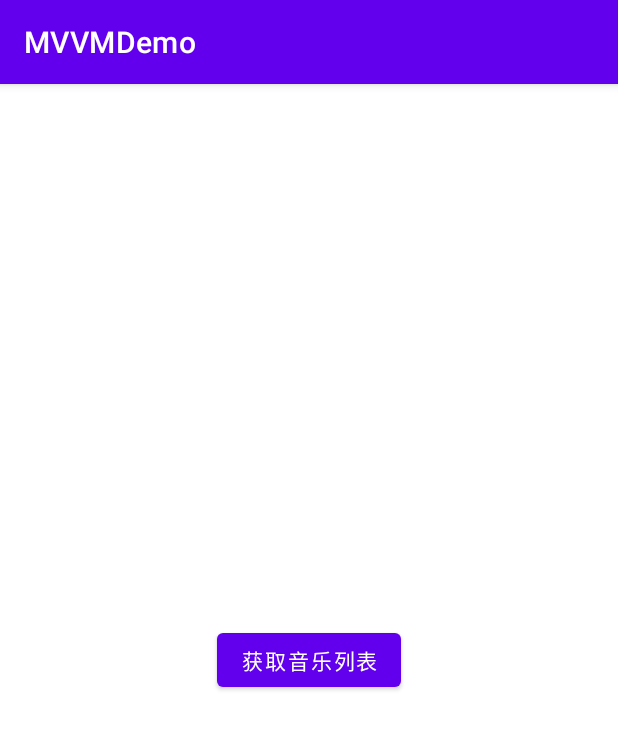
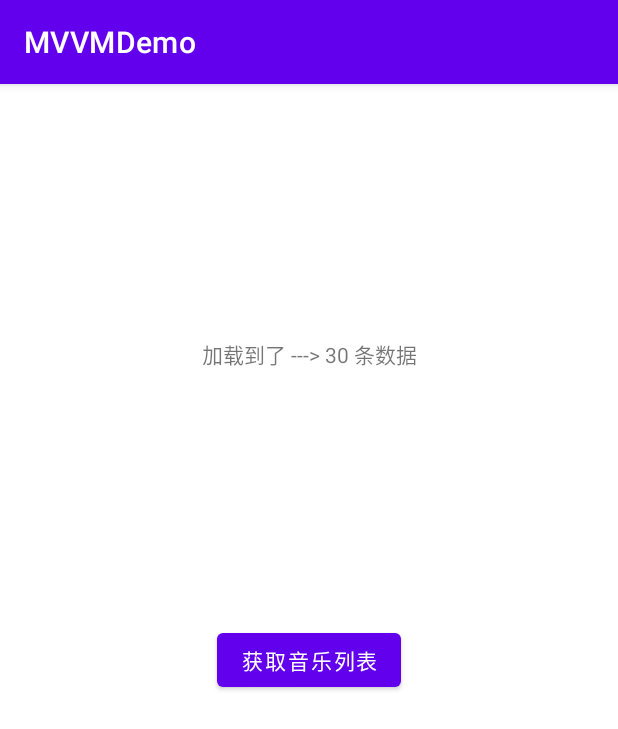
Before and after one commit to lsCoding666/MVVMDemo_sunofbeaches, an Android app: the screen it shows after launch (MusicsActivity), after a tap on "获取音乐列表", on a phone screen of 412 x 824 dp. Shown: the top 729 px of the screen. Run offline under Robolectric (Android 15) with nearby library versions, the phone set to English and light mode, and no system bars.

Commit message:
feat(MusicActivity):更新到第12节课,确保更新通知是在主线程分发

```diff
--- a/app/src/main/AndroidManifest.xml
+++ b/app/src/main/AndroidManifest.xml
@@ -5,15 +5,14 @@
     <application
         android:allowBackup="true"
         android:icon="@mipmap/ic_launcher"
+        android:name=".App"
         android:label="@string/app_name"
         android:roundIcon="@mipmap/ic_launcher_round"
         android:supportsRtl="true"
         android:theme="@style/Theme.MVVMDemo">
         <activity android:name=".LoginActivity">
-
         </activity>
         <activity android:name=".player.PlayerActivity">
-
         </activity>
         <activity android:name=".musicList.MusicsActivity">
             <intent-filter>
@@ -22,5 +21,4 @@
             </intent-filter>
         </activity>
     </application>
-
 </manifest>
--- /dev/null
+++ b/app/src/main/java/net/shuzhi/mvvmdemo/App.kt
@@ -0,0 +1,20 @@
+package net.shuzhi.mvvmdemo
+
+import android.app.Application
+import android.os.Handler
+
+/**
+ * @author 梁爽
+ * @create 2020/11/5 10:42
+ */
+class App : Application() {
+
+    companion object{
+        val handler = Handler()
+    }
+
+    override fun onCreate() {
+        super.onCreate()
+
+    }
+}
--- a/app/src/main/java/net/shuzhi/mvvmdemo/musicList/MusicsActivity.kt
+++ b/app/src/main/java/net/shuzhi/mvvmdemo/musicList/MusicsActivity.kt
@@ -28,6 +28,7 @@ class MusicsActivity : AppCompatActivity() {
             println(Thread.currentThread().name)
             //数据变化
             println("加载状态 ---> ${it?.size}")
+            musicCountText?.text="加载到了 ---> ${it?.size} 条数据"
         }
         musicPresenter.loadState.addListener {
             println("加载状态 ---> $it")
--- a/app/src/main/java/net/shuzhi/mvvmdemo/player/DataListenerContainer.kt
+++ b/app/src/main/java/net/shuzhi/mvvmdemo/player/DataListenerContainer.kt
@@ -1,4 +1,7 @@
 package net.shuzhi.mvvmdemo.player
+
+import android.os.Looper
+import net.shuzhi.mvvmdemo.App
 
 /**
  * @author 梁爽
@@ -14,7 +17,15 @@ class DataListenerContainer<T> {
         set(value) {
             //视频中漏了这一行
             field = value
-            blocks.forEach { it.invoke(value) }
+            //判断当前线程是不是主线程,否则切换到主线程运行
+            if (Looper.getMainLooper().thread === Thread.currentThread()){
+                blocks.forEach { it.invoke(value) }
+            }else{
+                App.handler.post{
+                    blocks.forEach { it.invoke(value) }
+                }
+            }
+
         }
 
     fun addListener(block: (T?) -> Unit) {
--- a/app/src/main/res/layout/activity_musics.xml
+++ b/app/src/main/res/layout/activity_musics.xml
@@ -15,4 +15,14 @@
         app:layout_constraintEnd_toEndOf="parent"
         app:layout_constraintStart_toStartOf="parent"
         app:layout_constraintTop_toTopOf="parent" />
+
+    <TextView
+        android:id="@+id/musicCountText"
+        android:layout_width="wrap_content"
+        android:layout_height="wrap_content"
+        android:text="TextView"
+        app:layout_constraintBottom_toTopOf="@+id/getMusicListBtn"
+        app:layout_constraintEnd_toEndOf="parent"
+        app:layout_constraintStart_toStartOf="parent"
+        app:layout_constraintTop_toTopOf="parent" />
 </androidx.constraintlayout.widget.ConstraintLayout>
```
